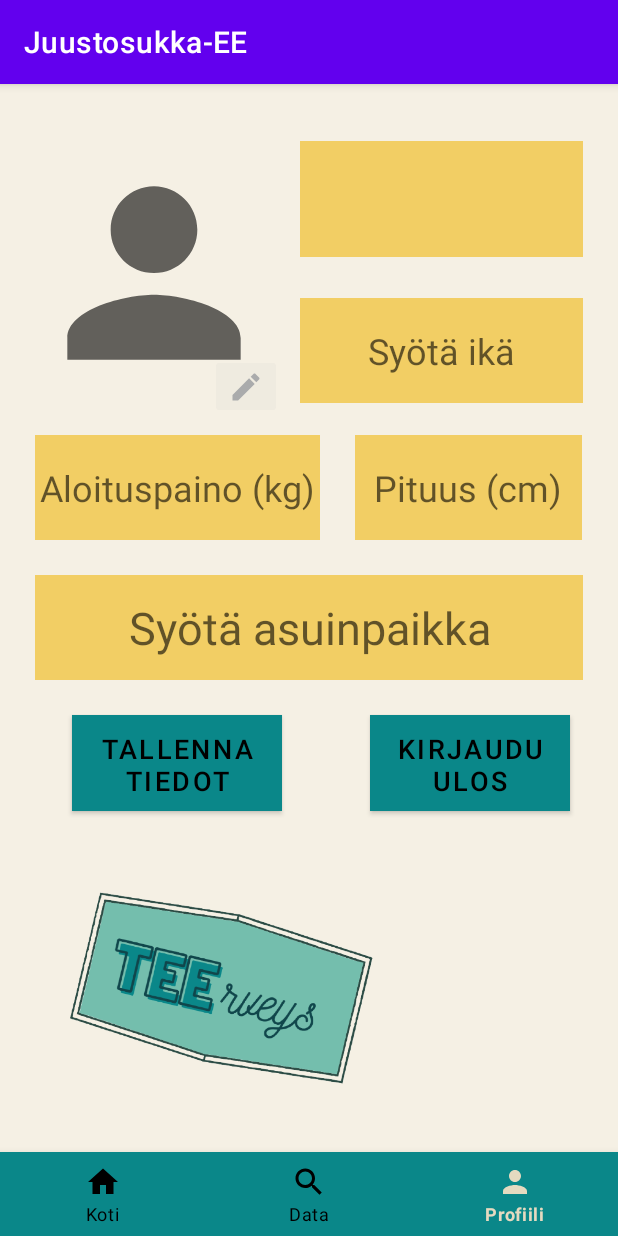
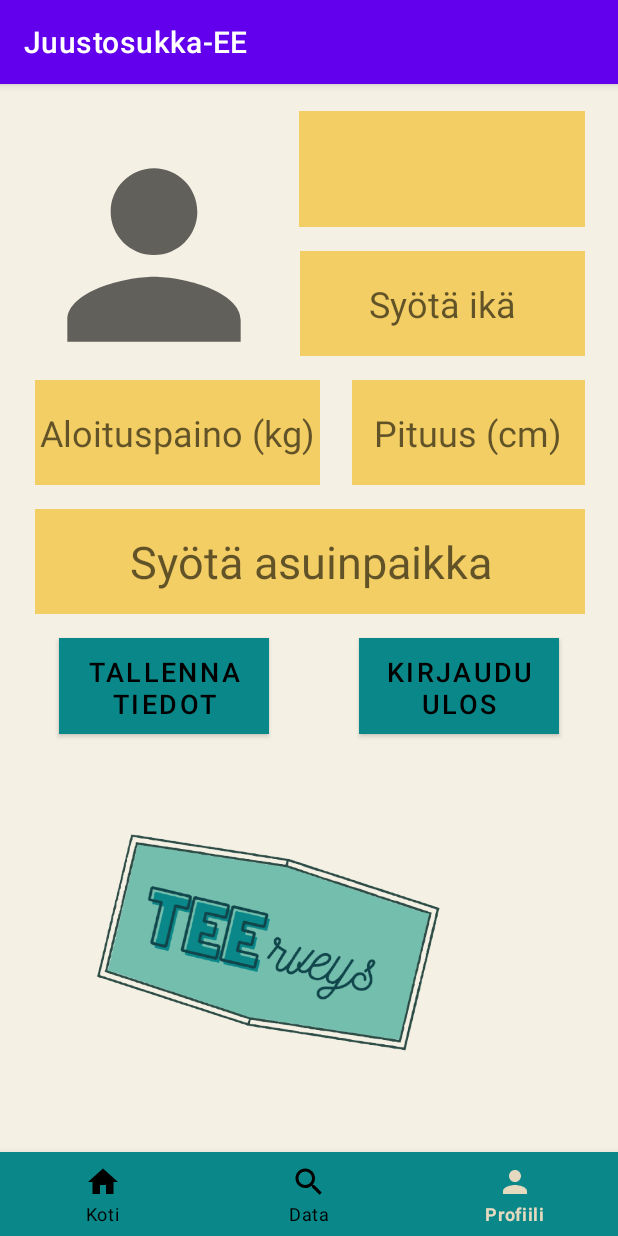
Before and after one commit to pienokainen/Juustosukka-EE, an Android app: the ProfilePage screen opened directly, with no data from a screen before it, on a phone screen of 412 x 824 dp. Run offline under Robolectric (Android 15) with nearby library versions, the phone set to English and light mode, and no system bars; our stand-ins replace Firebase (no records; nobody signed in at launch, a user with empty details on screens opened directly).

Commit message:
Fixes, cleaning and final touches

```diff
--- a/JuustosukkaEE/app/src/main/java/com/example/juustosukka_ee/DataPage.java
+++ b/JuustosukkaEE/app/src/main/java/com/example/juustosukka_ee/DataPage.java
@@ -66,8 +66,6 @@ public class DataPage extends AppCompatActivity {
     RecyclerAdapter recyclerAdapter;
 
     EditText weightentry, heightentry;
-    FirebaseFirestore db;
-    DocumentReference documentReference;
     FirebaseAuth mAuth;
     TextInputEditText cityInput;
     TextView temperatureView, userCityView, weatherStationView, bmitext, bmiresult;
@@ -101,8 +99,6 @@ public class DataPage extends AppCompatActivity {
         setEntries();
         recyclerList();
         recyclerList = RecyclerListClass.getInstance().GetSortedRList();
-        //Lists.getInstance().sort(recyclerList);
-        //recyclerList = Lists.getInstance().getSortedlist();
         recyclerAdapter = new RecyclerAdapter(recyclerList);
         recyclerView.setAdapter(recyclerAdapter);
         DividerItemDecoration dividerItemDecoration = new DividerItemDecoration(this, DividerItemDecoration.VERTICAL);
@@ -295,7 +291,6 @@ public class DataPage extends AppCompatActivity {
                                         }
                                         String string = s;
                                         String[] parts = string.split("=");
-                                        //int date = Integer.parseInt(parts[0]);
                                         String date = parts[0];
                                         String weight = parts[1];
                                         RecyclerListClass.getInstance().RecyclerList(date, weight, "weight");
@@ -314,7 +309,6 @@ public class DataPage extends AppCompatActivity {
                                         }
                                         String string = s;
                                         String[] parts = string.split("=");
-                                        //int date = Integer.parseInt(parts[0]);
                                         String date = parts[0];
                                         String steps = parts[1];
 
--- a/JuustosukkaEE/app/src/main/java/com/example/juustosukka_ee/Lists.java
+++ b/JuustosukkaEE/app/src/main/java/com/example/juustosukka_ee/Lists.java
@@ -17,7 +17,6 @@ public class Lists {
 
     private static ArrayList<Entry> weight = new ArrayList<Entry>();
     private static ArrayList<Entry> steps = new ArrayList<Entry>();
-    String Date, weightR, heightR;
     private static Lists Listat = new Lists();
 
     public static Lists getInstance(){
--- a/JuustosukkaEE/app/src/main/java/com/example/juustosukka_ee/LogInPage.java
+++ b/JuustosukkaEE/app/src/main/java/com/example/juustosukka_ee/LogInPage.java
@@ -56,7 +56,6 @@ public class LogInPage extends AppCompatActivity {
     private void signIn(String email, String password) {
         // [START sign_in_with_email]
         String hash = PasswordHash.getPassWordHash(password,email);
-        //System.out.println("#########################"+hash);
         mAuth.signInWithEmailAndPassword(email, hash)
                 .addOnCompleteListener(this, new OnCompleteListener<AuthResult>() {
                     @Override
@@ -84,10 +83,6 @@ public class LogInPage extends AppCompatActivity {
         startActivity(intent);
     }
 
-    public void homepagelle(View v){
-        Intent intent = new Intent(this, HomePage.class);
-        startActivity(intent);
-    }
     public void openNewUser(View v){
         Intent intent = new Intent(this, NewUserPage.class);
         startActivity(intent);
--- a/JuustosukkaEE/app/src/main/java/com/example/juustosukka_ee/ProfilePage.java
+++ b/JuustosukkaEE/app/src/main/java/com/example/juustosukka_ee/ProfilePage.java
@@ -28,8 +28,8 @@ import com.google.firebase.database.FirebaseDatabase;
 import static android.content.ContentValues.TAG;
 
 public class ProfilePage extends AppCompatActivity {
-    TextView textField, username, aget, heightt, weightt, htownt;
-    EditText editText, password,agefield, weight_pp, height_pp,hometown_pp;
+    TextView username, aget, heightt, weightt, htownt;
+    EditText agefield, weight_pp, height_pp,hometown_pp;
     Button log_out, save;
     private FirebaseAuth mAuth;
     private DatabaseReference mDatabase;
@@ -58,11 +58,7 @@ public class ProfilePage extends AppCompatActivity {
         if(mFirebaseUser != null) {
             currentUserID = mFirebaseUser.getUid();
         }
-        /*EditText editWeight = findViewById(R.id.start_weight);
-        EditText editHeight = findViewById(R.id.height);
 
-        TextView editWeight = findViewById(R.id.height);*/
-        System.out.println(mAuth.getCurrentUser().getEmail());
         username.setText(mAuth.getCurrentUser().getEmail());
         bottomNavigationView.setOnNavigationItemSelectedListener(new BottomNavigationView.OnNavigationItemSelectedListener() {
             @Override
--- a/JuustosukkaEE/app/src/main/res/layout/activity_newuserpage.xml
+++ b/JuustosukkaEE/app/src/main/res/layout/activity_newuserpage.xml
@@ -128,4 +128,5 @@
         app:layout_constraintTop_toBottomOf="@+id/textInputLayout3"
         app:layout_constraintVertical_bias="0.247" />
 
+
 </androidx.constraintlayout.widget.ConstraintLayout>
--- a/JuustosukkaEE/app/src/main/res/layout/activity_profilepage.xml
+++ b/JuustosukkaEE/app/src/main/res/layout/activity_profilepage.xml
@@ -16,8 +16,8 @@
         android:layout_alignParentStart="true"
         android:layout_alignParentEnd="true"
         android:layout_marginStart="23dp"
-        android:layout_marginTop="23dp"
-        android:layout_marginEnd="23dp"
+        android:layout_marginTop="16dp"
+        android:layout_marginEnd="22dp"
         android:autofillHints=""
         android:background="#F1EAEA"
         android:backgroundTint="@color/yellow_700"
@@ -45,9 +45,9 @@
         android:layout_alignParentStart="true"
         android:layout_alignParentTop="true"
         android:layout_alignParentEnd="true"
-        android:layout_marginStart="200dp"
-        android:layout_marginTop="38dp"
-        android:layout_marginEnd="23dp"
+        android:layout_marginStart="199dp"
+        android:layout_marginTop="18dp"
+        android:layout_marginEnd="22dp"
         android:background="#F1EAEA"
         android:backgroundTint="@color/yellow_700"
         android:gravity="center_horizontal|fill_vertical"
@@ -62,9 +62,9 @@
         android:layout_height="70dp"
         android:layout_below="@+id/age_pp"
         android:layout_alignParentEnd="true"
-        android:layout_marginStart="23dp"
-        android:layout_marginTop="21dp"
-        android:layout_marginEnd="24dp"
+        android:layout_marginStart="21dp"
+        android:layout_marginTop="16dp"
+        android:layout_marginEnd="22dp"
         android:layout_toEndOf="@+id/start_weight"
         android:autofillHints=""
         android:background="#F1EAEA"
@@ -83,7 +83,7 @@
         android:layout_below="@+id/age_pp"
         android:layout_alignParentStart="true"
         android:layout_marginStart="23dp"
-        android:layout_marginTop="21dp"
+        android:layout_marginTop="16dp"
         android:autofillHints=""
         android:background="#F1EAEA"
         android:backgroundTint="@color/yellow_700"
@@ -102,8 +102,8 @@
         android:layout_alignParentStart="true"
         android:layout_alignParentEnd="true"
         android:layout_marginStart="200dp"
-        android:layout_marginTop="27dp"
-        android:layout_marginEnd="23dp"
+        android:layout_marginTop="16dp"
+        android:layout_marginEnd="22dp"
         android:background="#FFFFFF"
         android:backgroundTint="@color/yellow_700"
         android:gravity="center_horizontal|fill_vertical"
@@ -115,14 +115,14 @@
 
     <ImageView
         android:id="@+id/imageView3"
-        android:layout_width="227dp"
-        android:layout_height="130dp"
+        android:layout_width="257dp"
+        android:layout_height="231dp"
         android:layout_below="@+id/save_button"
         android:layout_alignParentStart="true"
         android:layout_alignParentBottom="true"
-        android:layout_marginStart="31dp"
-        android:layout_marginTop="23dp"
-        android:layout_marginBottom="74dp"
+        android:layout_marginStart="47dp"
+        android:layout_marginTop="3dp"
+        android:layout_marginBottom="64dp"
         android:contentDescription="@string/app_logo"
         app:srcCompat="@drawable/teerveys_logo" />
 
@@ -133,7 +133,7 @@
         android:layout_alignParentStart="true"
         android:layout_alignParentTop="true"
         android:layout_marginStart="16dp"
-        android:layout_marginTop="30dp"
+        android:layout_marginTop="18dp"
         android:contentDescription="@string/profilepic"
         app:srcCompat="@drawable/ic_baseline_person_24" />
 
@@ -143,8 +143,8 @@
         android:layout_height="64dp"
         android:layout_below="@+id/home_town"
         android:layout_alignParentEnd="true"
-        android:layout_marginTop="23dp"
-        android:layout_marginEnd="32dp"
+        android:layout_marginTop="16dp"
+        android:layout_marginEnd="39dp"
         android:background="@color/yellow_700"
         android:onClick="log_out"
         android:text="@string/log_out"
@@ -157,9 +157,9 @@
         android:layout_width="140dp"
         android:layout_height="64dp"
         android:layout_below="@+id/home_town"
-        android:layout_alignParentEnd="true"
-        android:layout_marginTop="23dp"
-        android:layout_marginEnd="224dp"
+        android:layout_alignParentStart="true"
+        android:layout_marginStart="39dp"
+        android:layout_marginTop="16dp"
         android:background="@color/yellow_700"
         android:onClick="save_info"
         android:text="@string/save_button"
@@ -167,20 +167,6 @@
         android:textSize="18sp"
         app:backgroundTint="@color/teal_700" />
 
-    <ImageButton
-        android:id="@+id/changepic"
-        android:layout_width="wrap_content"
-        android:layout_height="wrap_content"
-        android:layout_alignStart="@+id/profilepic"
-        android:layout_alignTop="@+id/profilepic"
-        android:layout_alignEnd="@+id/profilepic"
-        android:layout_alignBottom="@+id/profilepic"
-        android:layout_marginStart="124dp"
-        android:layout_marginTop="150dp"
-        android:layout_marginEnd="1dp"
-        android:layout_marginBottom="-1dp"
-        android:backgroundTint="#1EC3C3C3"
-        app:srcCompat="@drawable/ic_baseline_edit_24" />
 
     <TextView
         android:id="@+id/ikatext"
```
Also changed, not shown: JuustosukkaEE/app/src/main/java/com/example/juustosukka_ee/HomePage.java (+0 -7 lines), JuustosukkaEE/app/src/main/java/com/example/juustosukka_ee/NewUserPage.java (+13 -11 lines), JuustosukkaEE/app/src/main/java/com/example/juustosukka_ee/RecyclerListClass.java (+0 -7 lines), JuustosukkaEE/app/src/main/res/layout/activity_homepage.xml (+8 -8 lines).
